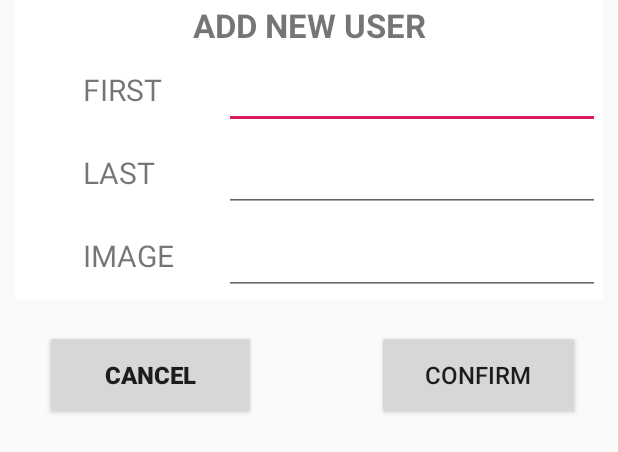
After one commit to gplaz/GeniusPlazaProject, an Android app: the layout layout_confirm_dialog.xml on its own in the app's theme, with its tools: preview values and no code run, on a phone screen of 412 x 824 dp. The commit adds this screen. Shown: the top 452 px of the screen. Run offline under Robolectric (Android 15) with nearby library versions, the phone set to English and light mode, and no system bars; network calls fail.

Commit message:
Added:
Internet permission
Libraries

Model for Users

Added layout for single user

Added Adapter to load User in RecyclerView
Added placeholder image

Wrote Method to parse json with Volley in MainActivity
Created recyclerview to display each user

Wrote Method to POST

Added Floating Action Button
Added onClickListener to same to invoke Dialog to add user
Dialog on confirm clicked captures edit text data and pass to POST function
Added field variable capture id count to assign subsequent id number to added user

```diff
--- a/app/build.gradle
+++ b/app/build.gradle
@@ -37,4 +37,5 @@ dependencies {
     testImplementation 'junit:junit:4.12'
     androidTestImplementation 'com.android.support.test:runner:1.0.2'
     androidTestImplementation 'com.android.support.test.espresso:espresso-core:3.0.2'
+    implementation 'com.android.support:design:27.1.1'
 }
--- a/app/src/main/java/gp/geniusplazaproject/MainActivity.java
+++ b/app/src/main/java/gp/geniusplazaproject/MainActivity.java
@@ -1,10 +1,17 @@
 package gp.geniusplazaproject;
 
+import android.app.Dialog;
+import android.graphics.Color;
+import android.graphics.drawable.ColorDrawable;
+import android.support.design.widget.FloatingActionButton;
 import android.support.v7.app.AppCompatActivity;
 import android.os.Bundle;
 import android.support.v7.widget.LinearLayoutManager;
 import android.support.v7.widget.RecyclerView;
 import android.util.Log;
+import android.view.View;
+import android.widget.Button;
+import android.widget.EditText;
 
 import com.android.volley.Request;
 import com.android.volley.RequestQueue;
@@ -34,6 +41,15 @@ public class MainActivity extends AppCompatActivity {
 
     String url = "https://reqres.in/api/users";
 
+    String first, last, image;
+
+    private int count_id;
+
+    private static final String TAG = "MainActivity";
+
+    private Dialog logDialog;
+
+
     @Override
     protected void onCreate(Bundle savedInstanceState) {
         super.onCreate(savedInstanceState);
@@ -48,6 +64,19 @@ public class MainActivity extends AppCompatActivity {
         mRequestQueue = Volley.newRequestQueue(this);
 
         parseJSON();
+
+        FloatingActionButton fab = findViewById(R.id.fab);
+
+        fab.setOnClickListener(new View.OnClickListener() {
+            @Override
+            public void onClick(View view) {
+
+                addUser();
+
+            }
+        });
+
+        logDialog = new Dialog(this);
     }
 
     private void parseJSON() {
@@ -121,4 +150,44 @@ public class MainActivity extends AppCompatActivity {
 
         mRequestQueue.add(postRequest);
     }
+
+    private void addUser(){
+
+        logDialog.setContentView(R.layout.layout_confirm_dialog);
+        ProfileModel user = new ProfileModel(  );
+
+        final EditText addFirstName = logDialog.findViewById( R.id.add_first );
+        final EditText addLastName = logDialog.findViewById( R.id.add_last );
+        final EditText addImg = logDialog.findViewById( R.id.add_image );
+
+        Button confirm = logDialog.findViewById( R.id.confirm );
+        Button cancel = logDialog.findViewById( R.id.cancel );
+
+
+
+
+
+        confirm.setOnClickListener( new View.OnClickListener() {
+            @Override
+            public void onClick(View v) {
+
+                first = addFirstName.getText().toString();
+                last = addLastName.getText().toString();
+                image = addImg.getText().toString();
+
+                postProfile(count_id, first,last,image);
+                logDialog.dismiss();
+
+            }
+        } );
+        cancel.setOnClickListener( new View.OnClickListener() {
+            @Override
+            public void onClick(View v) {
+                logDialog.dismiss();
+            }
+        } );
+        logDialog.getWindow().setBackgroundDrawable(new ColorDrawable( Color.TRANSPARENT));
+        logDialog.show();
+
+    }
 }
--- /dev/null
+++ b/app/src/main/res/drawable/ic_add_black_24dp.xml
@@ -0,0 +1,9 @@
+<vector xmlns:android="http://schemas.android.com/apk/res/android"
+        android:width="24dp"
+        android:height="24dp"
+        android:viewportWidth="24.0"
+        android:viewportHeight="24.0">
+    <path
+        android:fillColor="#FFFFFF"
+        android:pathData="M19,13h-6v6h-2v-6H5v-2h6V5h2v6h6v2z"/>
+</vector>
--- a/app/src/main/res/layout/activity_main.xml
+++ b/app/src/main/res/layout/activity_main.xml
@@ -12,5 +12,15 @@
         android:layout_height="match_parent"
         android:background="@android:color/darker_gray" />
 
+    <android.support.design.widget.FloatingActionButton
+        android:id="@+id/fab"
+        android:layout_width="wrap_content"
+        android:layout_height="wrap_content"
+        android:layout_alignParentEnd="true"
+        android:layout_alignParentBottom="true"
+        android:layout_marginEnd="42dp"
+        android:layout_marginBottom="15dp"
+        android:src="@drawable/ic_add_black_24dp"/>
+
 
 </RelativeLayout>
--- /dev/null
+++ b/app/src/main/res/layout/layout_confirm_dialog.xml
@@ -0,0 +1,251 @@
+<?xml version="1.0" encoding="utf-8"?>
+<LinearLayout xmlns:android="http://schemas.android.com/apk/res/android"
+    xmlns:app="http://schemas.android.com/apk/res-auto"
+    xmlns:tools="http://schemas.android.com/tools"
+    android:layout_width="match_parent"
+    android:layout_height="wrap_content"
+    android:orientation="horizontal">
+
+    <LinearLayout
+        android:layout_width="match_parent"
+        android:layout_height="wrap_content"
+        android:orientation="vertical"
+        android:weightSum="8">
+
+        <LinearLayout
+            android:layout_width="match_parent"
+            android:layout_height="wrap_content"
+            android:layout_marginLeft="10dp"
+            android:layout_marginRight="10dp"
+            android:layout_weight="1.5"
+            android:orientation="vertical"
+            android:background="#FFFFFF"
+            android:weightSum="4">
+
+            <TextView
+                android:layout_width="match_parent"
+                android:layout_height="wrap_content"
+                android:layout_alignParentTop="true"
+                android:layout_centerHorizontal="true"
+                android:layout_marginTop="2dp"
+                android:layout_weight="1"
+                android:gravity="center"
+                android:text="ADD NEW USER"
+                android:textAlignment="center"
+                android:textSize="22sp"
+                android:textStyle="bold" />
+
+            <LinearLayout
+                android:layout_width="match_parent"
+                android:layout_height="wrap_content"
+                android:layout_weight="1"
+                android:orientation="vertical">
+
+                <View
+                    android:id="@+id/view11"
+                    android:layout_width="match_parent"
+                    android:layout_height="1dp"
+                    android:layout_marginLeft="20dp"
+                    android:layout_marginRight="20dp"
+                    />
+
+
+                <View
+                    android:id="@+id/view7"
+                    android:layout_width="match_parent"
+                    android:layout_height="1dp"
+                    android:layout_marginLeft="20dp"
+                    android:layout_marginRight="20dp"
+                    />
+
+                <LinearLayout
+                    android:id="@+id/llname"
+                    android:layout_width="match_parent"
+                    android:layout_height="wrap_content"
+                    android:layout_marginRight="6dp"
+                    android:orientation="horizontal"
+                    android:weightSum="3">
+
+                    <TextView
+                        android:layout_width="match_parent"
+                        android:layout_height="wrap_content"
+                        android:layout_marginLeft="45dp"
+                        android:layout_weight="2"
+                        android:text="FIRST"
+                        android:textAlignment="textStart"
+
+                        android:textSize="20sp" />
+
+                    <View
+                        android:id="@+id/view2"
+                        android:layout_width="1dp"
+                        android:layout_height="match_parent"
+                        android:layout_marginTop="2dp"
+                        android:layout_marginBottom="2dp" />
+
+
+                    <EditText
+                        android:id="@+id/add_first"
+                        android:layout_width="match_parent"
+                        android:layout_height="wrap_content"
+                        android:layout_alignParentTop="true"
+                        android:layout_centerHorizontal="true"
+                        android:layout_marginLeft="10dp"
+                        android:layout_marginTop="2dp"
+                        android:layout_marginRight="6dp"
+                        android:layout_marginBottom="2dp"
+                        android:textAlignment="textStart"
+                        android:textColor="@color/colorPrimaryDark"
+                        android:textSize="22sp"
+                        android:textStyle="bold" />
+                </LinearLayout>
+
+                <View
+                    android:id="@+id/view8"
+                    android:layout_width="match_parent"
+                    android:layout_height="1dp"
+                    android:layout_marginLeft="20dp"
+                    android:layout_marginRight="20dp"
+                    />
+
+                <LinearLayout
+                    android:id="@+id/lltotal"
+                    android:layout_width="match_parent"
+                    android:layout_height="wrap_content"
+                    android:layout_marginRight="6dp"
+                    android:orientation="horizontal"
+                    android:weightSum="3">
+
+                    <TextView
+                        android:layout_width="match_parent"
+                        android:layout_height="wrap_content"
+                        android:layout_marginLeft="45dp"
+                        android:layout_weight="2"
+                        android:text="LAST"
+                        android:textAlignment="textStart"
+                        android:textSize="20sp" />
+
+                    <View
+                        android:id="@+id/view3"
+                        android:layout_width="1dp"
+                        android:layout_height="match_parent"
+                        android:layout_marginTop="2dp"
+                        android:layout_marginBottom="2dp" />
+
+                    <EditText
+                        android:id="@+id/add_last"
+                        android:layout_width="match_parent"
+                        android:layout_height="wrap_content"
+                        android:layout_alignParentTop="true"
+                        android:layout_centerHorizontal="true"
+                        android:layout_marginLeft="10dp"
+
+                        android:layout_marginTop="2dp"
+                        android:layout_marginRight="6dp"
+                        android:layout_marginBottom="2dp"
+                        android:textAlignment="textStart"
+                        android:textColor="@color/colorPrimaryDark"
+                        android:textSize="22sp"
+                        android:textStyle="bold" />
+                </LinearLayout>
+
+                <View
+                    android:layout_width="match_parent"
+                    android:layout_height="1dp"
+                    android:layout_marginLeft="20dp"
+                    android:layout_marginRight="20dp"
+                     />
+
+                <LinearLayout
+                    android:id="@+id/lltithe"
+                    android:layout_width="match_parent"
+                    android:layout_height="wrap_content"
+                    android:layout_marginRight="6dp"
+                    android:orientation="horizontal"
+                    android:weightSum="3">
+
+                    <TextView
+                        android:layout_width="match_parent"
+                        android:layout_height="wrap_content"
+                        android:layout_marginLeft="45dp"
+                        android:layout_weight="2"
+                        android:text="IMAGE"
+                        android:textAlignment="textStart"
+
+                        android:textSize="20sp" />
+
+                    <View
+                        android:layout_width="1dp"
+                        android:layout_height="match_parent"
+                        android:layout_marginTop="2dp"
+                        android:layout_marginBottom="2dp" />
+
+
+                    <EditText
+                        android:id="@+id/add_image"
+                        android:layout_width="match_parent"
+                        android:layout_height="wrap_content"
+                        android:layout_alignParentTop="true"
+                        android:layout_centerHorizontal="true"
+                        android:layout_marginLeft="10dp"
+                        android:layout_marginTop="2dp"
+                        android:layout_marginRight="6dp"
+                        android:layout_marginBottom="2dp"
+                        android:textAlignment="textStart"
+                        android:textColor="@color/colorPrimaryDark"
+                        android:textSize="22sp"
+                        android:textStyle="bold" />
+                </LinearLayout>
+
+                <View
+                    android:layout_width="match_parent"
+                    android:layout_height="1dp"
+                    android:layout_marginLeft="20dp"
+                    android:layout_marginRight="20dp"
+             />
+
+
+
+            </LinearLayout>
+
+
+        </LinearLayout>
+
+        <LinearLayout
+            android:layout_width="match_parent"
+            android:layout_height="wrap_content"
+            android:layout_marginTop="20dp"
+            android:layout_weight=".5"
+            android:orientation="horizontal"
+            android:weightSum="2">
+
+            <Button
+                android:id="@+id/cancel"
+                android:layout_width="match_parent"
+                android:layout_height="60dp"
+                android:layout_alignParentStart="true"
+                android:layout_centerVertical="true"
+                android:layout_marginStart="30dp"
+                android:layout_marginEnd="35dp"
+                android:layout_weight="1"
+
+                android:text="Cancel"
+                android:textSize="16dp"
+                android:textStyle="bold" />
+
+            <Button
+                android:id="@+id/confirm"
+                android:layout_width="match_parent"
+                android:layout_height="60dp"
+                android:layout_alignParentEnd="true"
+                android:layout_centerVertical="true"
+                android:layout_marginStart="45dp"
+                android:layout_marginEnd="25dp"
+                android:layout_weight="1"
+                android:text="Confirm"
+
+                android:textSize="16dp" />
+        </LinearLayout>
+    </LinearLayout>
+
+</LinearLayout>
```
